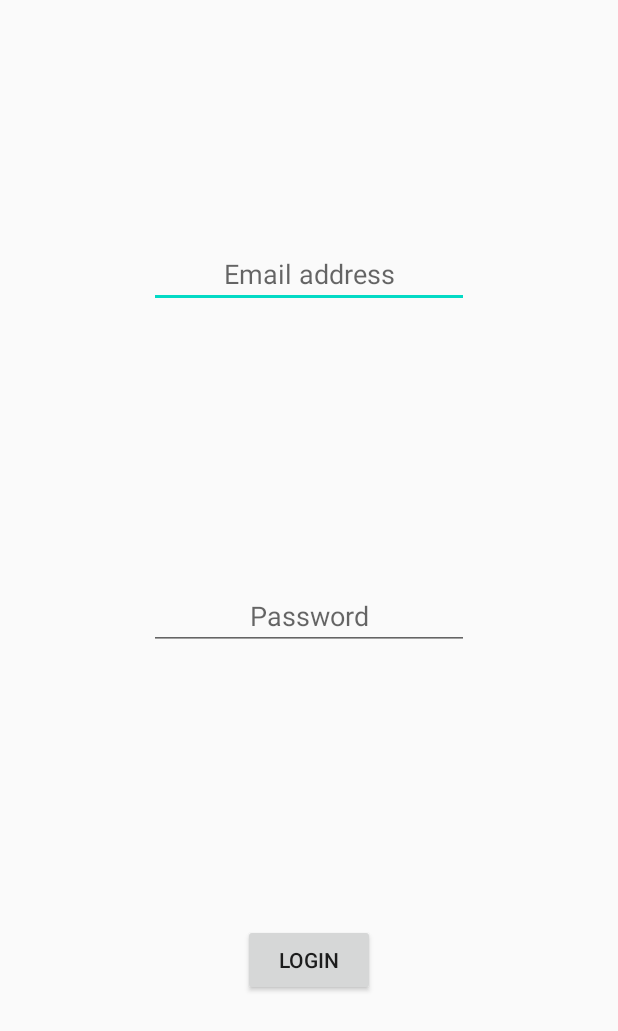
After one commit to sn4keY/omg-client, an Android app: the layout activity_login.xml on its own in the app's theme, with its tools: preview values and no code run, on a phone screen of 412 x 824 dp. The commit adds this screen. Shown: the top 1031 px of the screen. Run offline under Robolectric (Android 15) with nearby library versions, the phone set to English and light mode, and no system bars.

Commit message:
Added LoginActivity

```diff
--- /dev/null
+++ b/src/app/src/main/java/com/norbertneudert/openmygarage/LoginActivity.kt
@@ -0,0 +1,12 @@
+package com.norbertneudert.openmygarage
+
+import androidx.appcompat.app.AppCompatActivity
+import android.os.Bundle
+import android.widget.EditText
+
+class LoginActivity : AppCompatActivity() {
+    override fun onCreate(savedInstanceState: Bundle?) {
+        super.onCreate(savedInstanceState)
+        setContentView(R.layout.activity_login)
+    }
+}
--- /dev/null
+++ b/src/app/src/main/res/layout/activity_login.xml
@@ -0,0 +1,46 @@
+<?xml version="1.0" encoding="utf-8"?>
+<androidx.constraintlayout.widget.ConstraintLayout xmlns:android="http://schemas.android.com/apk/res/android"
+    xmlns:app="http://schemas.android.com/apk/res-auto"
+    xmlns:tools="http://schemas.android.com/tools"
+    android:layout_width="match_parent"
+    android:layout_height="match_parent"
+    tools:context=".LoginActivity">
+
+    <EditText
+        android:id="@+id/editTextTextEmailAddress"
+        android:layout_width="wrap_content"
+        android:layout_height="wrap_content"
+        android:layout_marginTop="160dp"
+        android:autofillHints=""
+        android:ems="10"
+        android:hint="@string/edittext_email_hint"
+        android:inputType="textEmailAddress"
+        android:textAlignment="center"
+        app:layout_constraintEnd_toEndOf="parent"
+        app:layout_constraintStart_toStartOf="parent"
+        app:layout_constraintTop_toTopOf="parent" />
+
+    <EditText
+        android:id="@+id/editTextTextPassword"
+        android:layout_width="wrap_content"
+        android:layout_height="wrap_content"
+        android:autofillHints=""
+        android:ems="10"
+        android:hint="@string/edittext_password_hint"
+        android:inputType="textPassword"
+        android:textAlignment="center"
+        app:layout_constraintBottom_toTopOf="@+id/button"
+        app:layout_constraintEnd_toEndOf="@+id/editTextTextEmailAddress"
+        app:layout_constraintStart_toStartOf="@+id/editTextTextEmailAddress"
+        app:layout_constraintTop_toBottomOf="@+id/editTextTextEmailAddress" />
+
+    <Button
+        android:id="@+id/button"
+        android:layout_width="wrap_content"
+        android:layout_height="wrap_content"
+        android:layout_marginBottom="160dp"
+        android:text="@string/button_login_text"
+        app:layout_constraintBottom_toBottomOf="parent"
+        app:layout_constraintEnd_toEndOf="@+id/editTextTextPassword"
+        app:layout_constraintStart_toStartOf="@+id/editTextTextPassword" />
+</androidx.constraintlayout.widget.ConstraintLayout>
--- a/src/app/src/main/res/values/strings.xml
+++ b/src/app/src/main/res/values/strings.xml
@@ -10,4 +10,7 @@
     <string name="menu_home">Home</string>
     <string name="menu_gallery">Gallery</string>
     <string name="menu_slideshow">Slideshow</string>
+    <string name="edittext_email_hint">Email address</string>
+    <string name="edittext_password_hint">Password</string>
+    <string name="button_login_text">Login</string>
 </resources>
```
